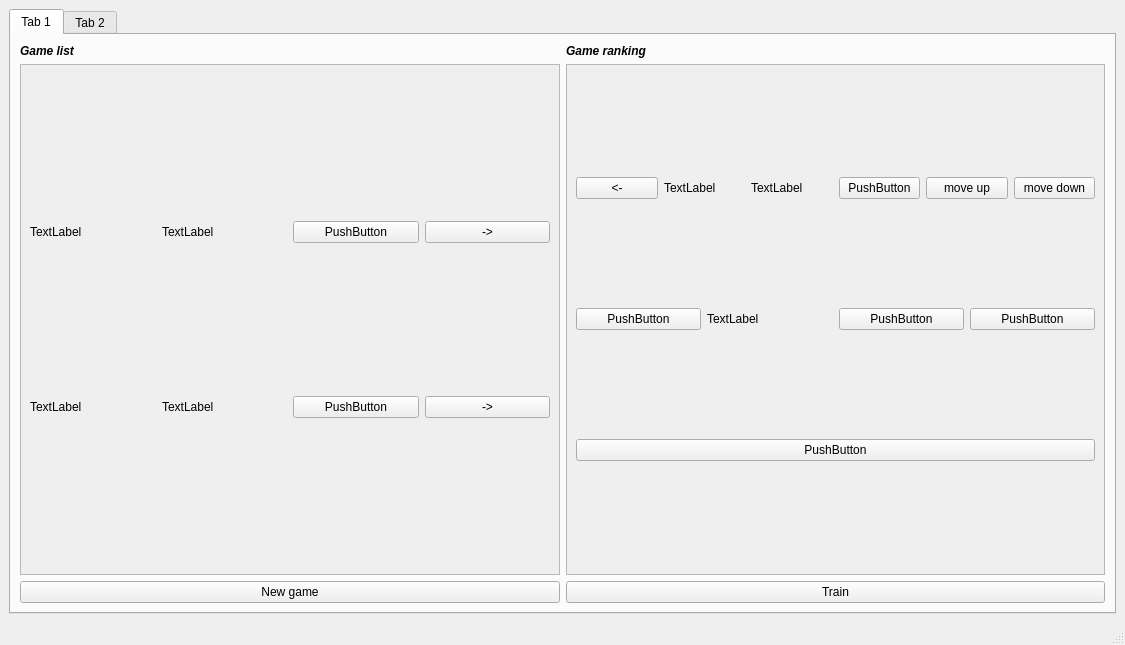
This is scrollbar_v2.ui in francidellungo/Minigrid_HCI-project as Qt 5 draws it before an edit. The edited form follows.
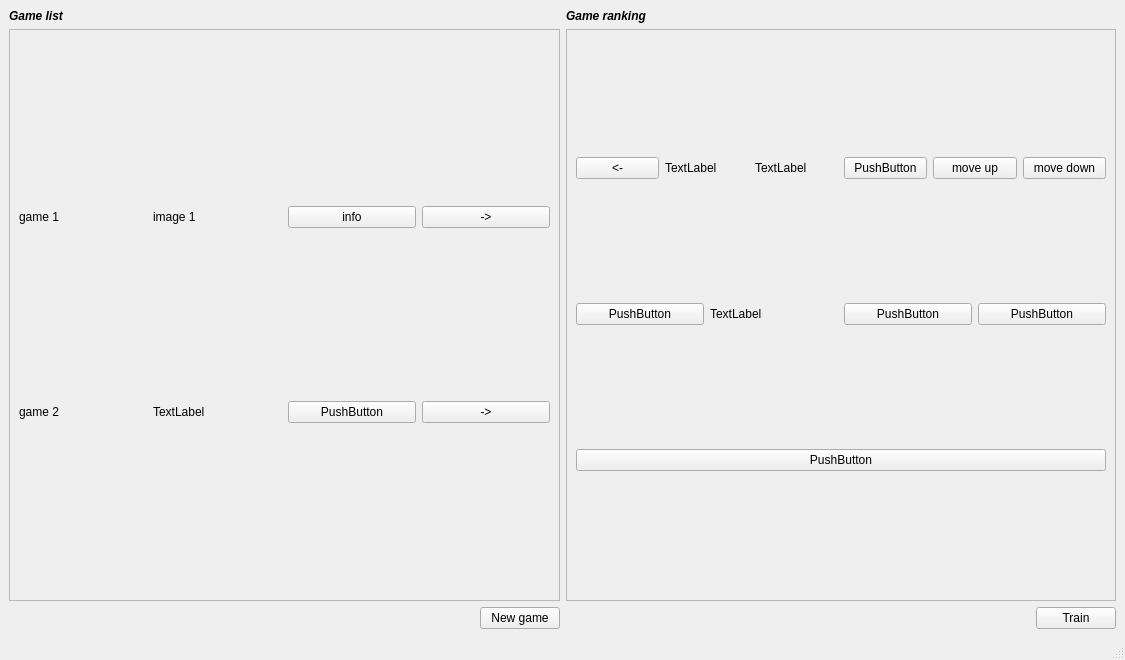
This is the edited form.

Commit message: Load existing trajectories from games folder, no multiple tabs when ranking (only that one of the environment used).

Diff of the .ui file:
```diff
--- a/scrollbar_v2.ui
+++ b/scrollbar_v2.ui
@@ -7,7 +7,7 @@
     <x>0</x>
     <y>0</y>
     <width>1125</width>
-    <height>645</height>
+    <height>660</height>
    </rect>
   </property>
   <property name="windowTitle">
@@ -15,18 +15,38 @@
   </property>
   <widget class="QWidget" name="centralwidget">
    <layout class="QGridLayout" name="gridLayout_4">
-    <item row="0" column="0">
-     <widget class="QTabWidget" name="tabWidget_envs">
-      <property name="currentIndex">
+    <item row="8" column="0">
+     <layout class="QHBoxLayout" name="buttons_Hlayout">
+      <property name="bottomMargin">
        <number>0</number>
       </property>
-      <widget class="QWidget" name="tab_env1">
-       <attribute name="title">
-        <string>Tab 1</string>
-       </attribute>
-       <layout class="QGridLayout" name="gridLayout_5">
-        <item row="1" column="0">
-         <layout class="QHBoxLayout" name="horizontalLayout">
+      <item alignment="Qt::AlignRight">
+       <widget class="QPushButton" name="new_game_pb">
+        <property name="text">
+         <string>New game</string>
+        </property>
+       </widget>
+      </item>
+      <item alignment="Qt::AlignRight">
+       <widget class="QPushButton" name="train_pb">
+        <property name="text">
+         <string>Train</string>
+        </property>
+       </widget>
+      </item>
+     </layout>
+    </item>
+    <item row="6" column="0">
+     <layout class="QHBoxLayout" name="main_horizontalLayout">
+      <property name="topMargin">
+       <number>0</number>
+      </property>
+      <property name="rightMargin">
+       <number>0</number>
+      </property>
+      <property name="bottomMargin">
+       <number>0</number>
+      </property>
           <item>
            <widget class="QScrollArea" name="games_scrollArea">
             <property name="sizePolicy">
@@ -43,8 +63,8 @@
               <rect>
                <x>0</x>
                <y>0</y>
-               <width>536</width>
-               <height>473</height>
+           <width>548</width>
+           <height>534</height>
               </rect>
              </property>
              <layout class="QVBoxLayout" name="verticalLayout_2">
@@ -53,21 +73,21 @@
                 <item>
                  <widget class="QLabel" name="label_2">
                   <property name="text">
-                   <string>TextLabel</string>
+               <string>game 1</string>
                   </property>
                  </widget>
                 </item>
                 <item>
                  <widget class="QLabel" name="label">
                   <property name="text">
-                   <string>TextLabel</string>
+               <string>image 1</string>
                   </property>
                  </widget>
                 </item>
                 <item>
                  <widget class="QPushButton" name="pushButton_3">
                   <property name="text">
-                   <string>PushButton</string>
+               <string>info</string>
                   </property>
                  </widget>
                 </item>
@@ -85,7 +105,7 @@
                 <item>
                  <widget class="QLabel" name="label_4">
                   <property name="text">
-                   <string>TextLabel</string>
+               <string>game 2</string>
                   </property>
                  </widget>
                 </item>
@@ -116,9 +136,7 @@
             </widget>
            </widget>
           </item>
-         </layout>
-        </item>
-        <item row="1" column="1">
+      <item>
          <widget class="QScrollArea" name="game_ranking_scrollArea">
           <property name="sizePolicy">
            <sizepolicy hsizetype="Expanding" vsizetype="Expanding">
@@ -134,8 +152,8 @@
             <rect>
              <x>0</x>
              <y>0</y>
-             <width>537</width>
-             <height>475</height>
+           <width>547</width>
+           <height>534</height>
             </rect>
            </property>
            <layout class="QVBoxLayout" name="verticalLayout_3">
@@ -237,7 +255,14 @@
           </widget>
          </widget>
         </item>
-        <item row="0" column="0">
+     </layout>
+    </item>
+    <item row="1" column="0">
+     <layout class="QHBoxLayout" name="titles_Hlayout">
+      <property name="bottomMargin">
+       <number>0</number>
+      </property>
+      <item>
          <widget class="QLabel" name="game_list_title">
           <property name="font">
            <font>
@@ -251,14 +276,7 @@
           </property>
          </widget>
         </item>
-        <item row="2" column="0">
-         <widget class="QPushButton" name="new_game_pb">
-          <property name="text">
-           <string>New game</string>
-          </property>
-         </widget>
-        </item>
-        <item row="0" column="1">
+      <item>
          <widget class="QLabel" name="game_ranking_title">
           <property name="font">
            <font>
@@ -272,21 +290,7 @@
           </property>
          </widget>
         </item>
-        <item row="2" column="1">
-         <widget class="QPushButton" name="train_pb">
-          <property name="text">
-           <string>Train</string>
-          </property>
-         </widget>
-        </item>
-       </layout>
-      </widget>
-      <widget class="QWidget" name="tab_env2">
-       <attribute name="title">
-        <string>Tab 2</string>
-       </attribute>
-      </widget>
-     </widget>
+     </layout>
     </item>
    </layout>
   </widget>
```
Left out of the diff: 16 changed lines with no effect on the pictures. Lines whose indentation alone changed are shown as unchanged. The commit also changes 2 other files.
